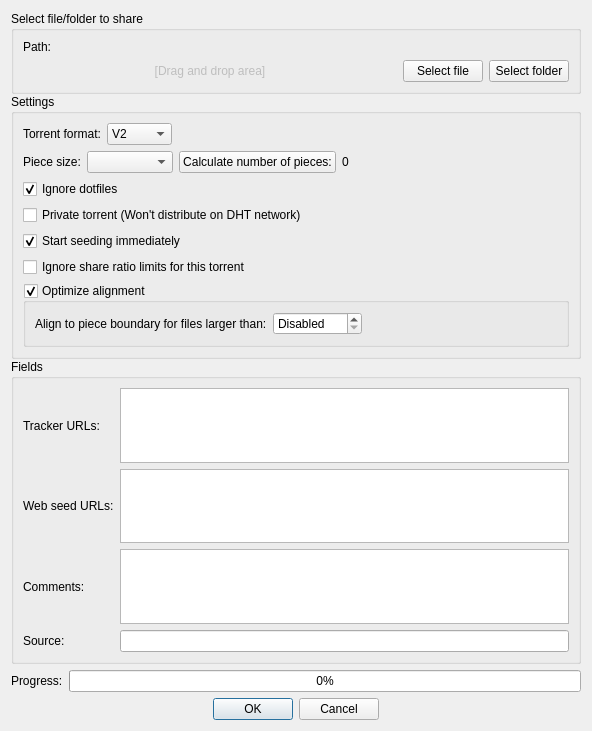
The window that src/gui/torrentcreatordialog.ui (qbittorrent/qBittorrent) describes before a commit, drawn with Qt 5.
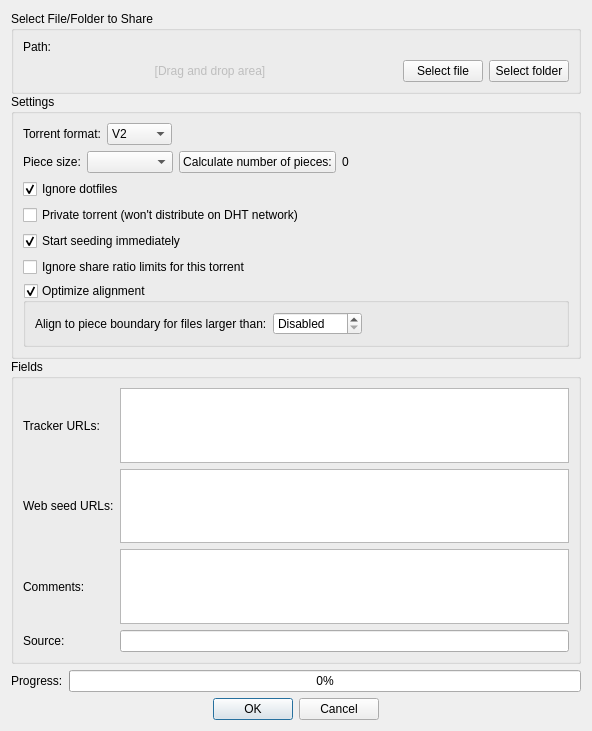
The same window after the commit. Custom widgets are drawn as their Qt base class.

Patch:
```diff
--- a/src/gui/torrentcreatordialog.ui
+++ b/src/gui/torrentcreatordialog.ui
@@ -53,7 +53,7 @@
        <item>
         <widget class="QGroupBox" name="groupBox">
          <property name="title">
-          <string>Select file/folder to share</string>
+          <string>Select File/Folder to Share</string>
          </property>
          <layout class="QVBoxLayout" name="verticalLayout_3">
           <item>
@@ -241,7 +241,7 @@
           <item>
            <widget class="QCheckBox" name="checkPrivate">
             <property name="text">
-             <string>Private torrent (Won't distribute on DHT network)</string>
+             <string>Private torrent (won't distribute on DHT network)</string>
             </property>
            </widget>
           </item>
```
